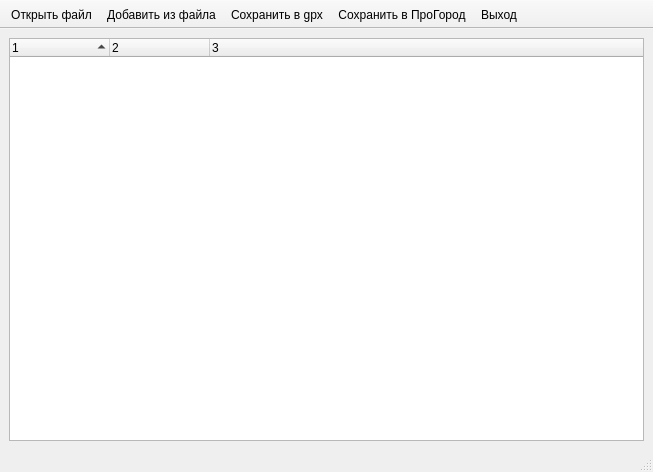
Qt form ui/mainwindow.ui (aunoor/pgfconverter) before a commit.
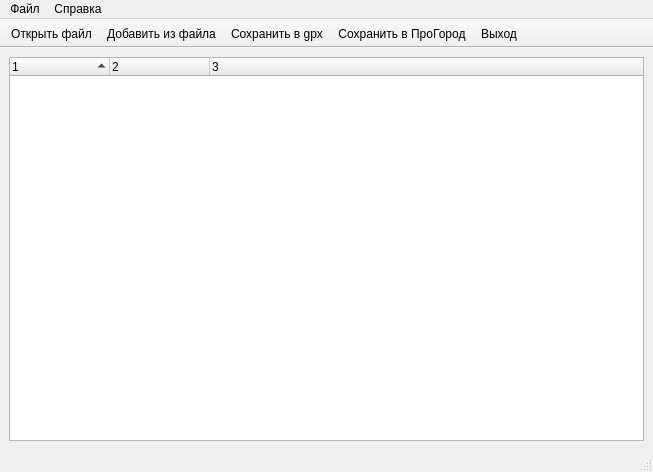
The same form after that commit.

Commit message: menu, desc editor fixed, some gui changes

Patch:
```diff
--- a/ui/mainwindow.ui
+++ b/ui/mainwindow.ui
@@ -80,6 +80,35 @@
    <addaction name="action_export_fav"/>
    <addaction name="action_exit"/>
   </widget>
+  <widget class="QMenuBar" name="menuBar">
+   <property name="geometry">
+    <rect>
+     <x>0</x>
+     <y>0</y>
+     <width>653</width>
+     <height>25</height>
+    </rect>
+   </property>
+   <widget class="QMenu" name="menu">
+    <property name="title">
+     <string>Файл</string>
+    </property>
+    <addaction name="action_open_file"/>
+    <addaction name="action_append_from_file"/>
+    <addaction name="action_save"/>
+    <addaction name="action_save_as"/>
+    <addaction name="action_exit"/>
+   </widget>
+   <widget class="QMenu" name="menu_2">
+    <property name="title">
+     <string>Справка</string>
+    </property>
+    <addaction name="action_about_prog"/>
+    <addaction name="action_about_Qt"/>
+   </widget>
+   <addaction name="menu"/>
+   <addaction name="menu_2"/>
+  </widget>
   <action name="action_export_fav">
    <property name="text">
     <string>Сохранить в ПроГород</string>
@@ -107,7 +136,7 @@
   </action>
   <action name="action_append_from_file">
    <property name="text">
-    <string>Добавить из файла</string>
+    <string>Добавить из файла...</string>
    </property>
    <property name="toolTip">
     <string>Добавить из файла</string>
@@ -115,7 +144,10 @@
   </action>
   <action name="action_open_file">
    <property name="text">
-    <string>Открыть файл</string>
+    <string>Открыть файл...</string>
+   </property>
+   <property name="shortcut">
+    <string>Ctrl+O</string>
    </property>
   </action>
   <action name="action_del_from_list">
```
Left out of the diff: 29 changed lines with no effect on the pictures. The commit also changes 2 other files.
